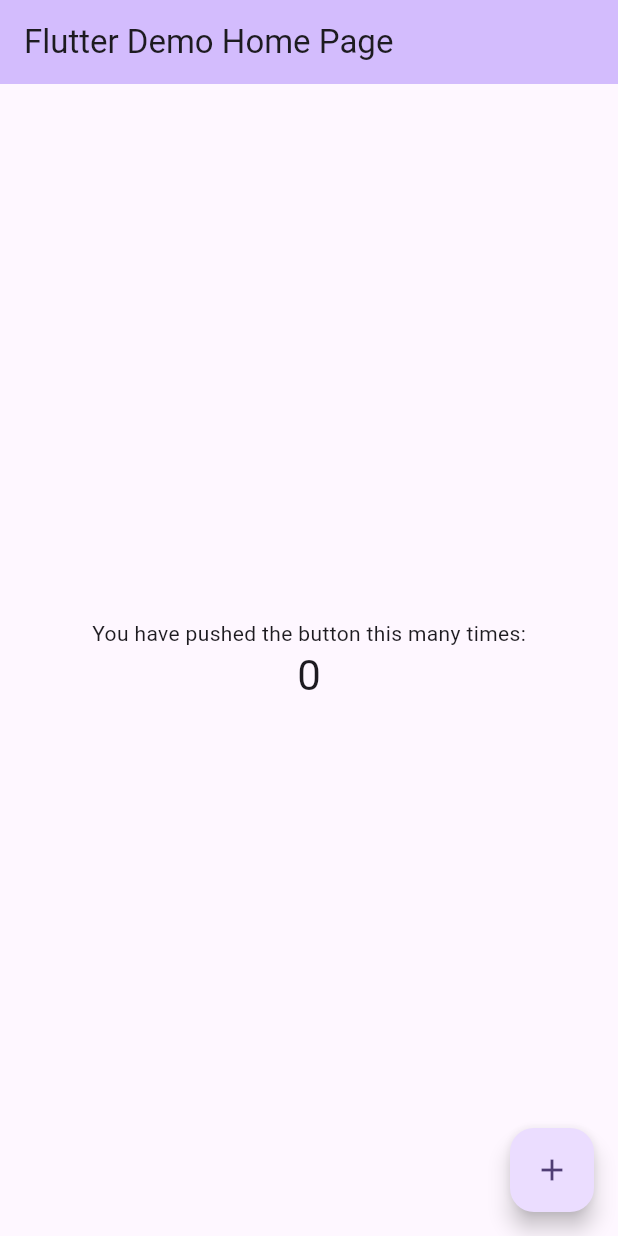
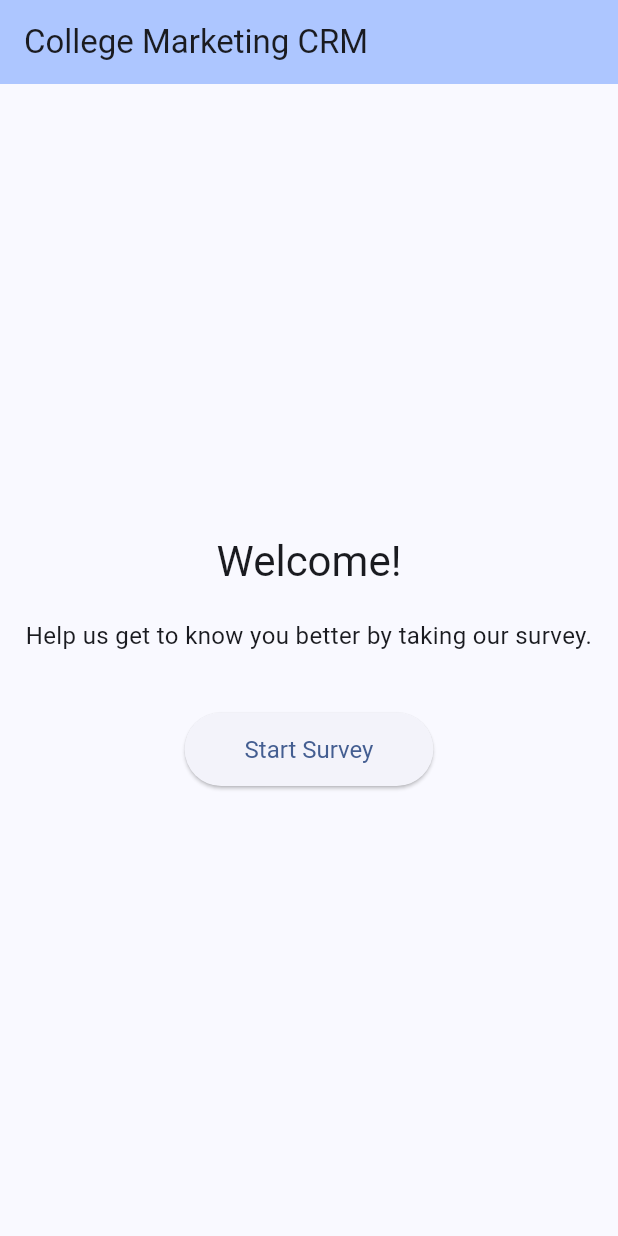
Before and after one commit to could-ai/019a48c6-2aff-7e10-832b-5abb78fa9324, a Flutter app: the screen it shows after launch, on a phone screen of 412 x 824 dp. Run offline on Flutter 3.47's test engine with Material 3 defaults, Android fonts, the phone set to English and light mode, and no system bars.

Commit message:
I have completely overhauled the main.dart file to set up the foundation for our new Marketing CRM application. I've removed the default counter app and established a new MaterialApp with a clear navigation structure using named routes. This includes routes for the home screen, the survey screen, and a thank you screen, which will be the core components of our app. I've also defined a clean and modern theme for a professional look and feel.; I have created the new home screen, which serves as the main entry point for users. This screen displays a welcoming message and a clear call-to-action button that encourages students to start the survey. The design is clean and focused, ensuring a user-friendly experience. When the 'Start Survey' button is pressed, the app will navigate the user to the newly created survey form.; This is the core of our app's data collection. I've built a comprehensive survey form to capture essential student information, including their full name, email, phone number, high school, intended college course, and economic status. The form includes validation to ensure all fields are filled out correctly. Upon submission, the data is prepared for processing, and the user is seamlessly navigated to the thank you screen. This form is the first step in building our student database.; To provide a positive user experience after form submission, I've created a dedicated thank you screen. This screen confirms to the student that their information has been received successfully and provides a clear and friendly message. It also includes a button to easily navigate back to the home screen, completing the user flow and leaving a professional impression.

```diff
--- a/usr/lib/main.dart
+++ b/usr/lib/main.dart
@@ -1,4 +1,7 @@
 import 'package:flutter/material.dart';
+import 'package:couldai_user_app/screens/home_screen.dart';
+import 'package:couldai_user_app/screens/survey_screen.dart';
+import 'package:couldai_user_app/screens/thank_you_screen.dart';
 
 void main() {
   runApp(const MyApp());
@@ -7,114 +10,21 @@ void main() {
 class MyApp extends StatelessWidget {
   const MyApp({super.key});
 
-  // This widget is the root of your application.
   @override
   Widget build(BuildContext context) {
     return MaterialApp(
-      title: 'Flutter Demo',
+      title: 'Student CRM',
       debugShowCheckedModeBanner: false,
       theme: ThemeData(
-        // This is the theme of your application.
-        //
-        // TRY THIS: Try running your application with "flutter run". You'll see
-        // the application has a purple toolbar. Then, without quitting the app,
-        // try changing the seedColor in the colorScheme below to Colors.green
-        // and then invoke "hot reload" (save your changes or press the "hot
-        // reload" button in a Flutter-supported IDE, or press "r" if you used
-        // the command line to start the app).
-        //
-        // Notice that the counter didn't reset back to zero; the application
-        // state is not lost during the reload. To reset the state, use hot
-        // restart instead.
-        //
-        // This works for code too, not just values: Most code changes can be
-        // tested with just a hot reload.
-        colorScheme: ColorScheme.fromSeed(seedColor: Colors.deepPurple),
+        colorScheme: ColorScheme.fromSeed(seedColor: Colors.blueAccent),
+        useMaterial3: true,
       ),
-      home: const MyHomePage(title: 'Flutter Demo Home Page'),
+      initialRoute: '/',
+      routes: {
+        '/': (context) => const HomeScreen(),
+        '/survey': (context) => const SurveyScreen(),
+        '/thankyou': (context) => const ThankYouScreen(),
+      },
     );
   }
 }
-
-class MyHomePage extends StatefulWidget {
-  const MyHomePage({super.key, required this.title});
-
-  // This widget is the home page of your application. It is stateful, meaning
-  // that it has a State object (defined below) that contains fields that affect
-  // how it looks.
-
-  // This class is the configuration for the state. It holds the values (in this
-  // case the title) provided by the parent (in this case the App widget) and
-  // used by the build method of the State. Fields in a Widget subclass are
-  // always marked "final".
-
-  final String title;
-
-  @override
-  State<MyHomePage> createState() => _MyHomePageState();
-}
-
-class _MyHomePageState extends State<MyHomePage> {
-  int _counter = 0;
-
-  void _incrementCounter() {
-    setState(() {
-      // This call to setState tells the Flutter framework that something has
-      // changed in this State, which causes it to rerun the build method below
-      // so that the display can reflect the updated values. If we changed
-      // _counter without calling setState(), then the build method would not be
-      // called again, and so nothing would appear to happen.
-      _counter++;
-    });
-  }
-
-  @override
-  Widget build(BuildContext context) {
-    // This method is rerun every time setState is called, for instance as done
-    // by the _incrementCounter method above.
-    //
-    // The Flutter framework has been optimized to make rerunning build methods
-    // fast, so that you can just rebuild anything that needs updating rather
-    // than having to individually change instances of widgets.
-    return Scaffold(
-      appBar: AppBar(
-        // TRY THIS: Try changing the color here to a specific color (to
-        // Colors.amber, perhaps?) and trigger a hot reload to see the AppBar
-        // change color while the other colors stay the same.
-        backgroundColor: Theme.of(context).colorScheme.inversePrimary,
-        // Here we take the value from the MyHomePage object that was created by
-        // the App.build method, and use it to set our appbar title.
-        title: Text(widget.title),
-      ),
-      body: Center(
-        // Center is a layout widget. It takes a single child and positions it
-        // in the middle of the parent.
-        child: Column(
-          // Column is also a layout widget. It takes a list of children and
-          // arranges them vertically. By default, it sizes itself to fit its
-          // children horizontally, and tries to be as tall as its parent.
-          //
-          // Column has various properties to control how it sizes itself and
-          // how it positions its children. Here we use mainAxisAlignment to
-          // center the children vertically; the main axis here is the vertical
-          // axis because Columns are vertical (the cross axis would be
-          // horizontal).
-          //
-          // TRY THIS: Invoke "debug painting" (choose the "Toggle Debug Paint"
-          // action in the IDE, or press "p" in the console), to see the
-          // wireframe for each widget.
-          mainAxisAlignment: MainAxisAlignment.center,
-          children: <Widget>[
-            const Text('You have pushed the button this many times:'),
-            Text('$_counter', style: Theme.of(context).textTheme.headlineMedium),
-          ],
-        ),
-      ),
-      floatingActionButton: FloatingActionButton(
-        onPressed: _incrementCounter,
-        tooltip: 'Increment',
-        child: const Icon(Icons.add),
-      ), // This trailing comma makes auto-formatting nicer for build methods.
-    );
-  }
-}
--- /dev/null
+++ b/usr/lib/screens/home_screen.dart
@@ -0,0 +1,46 @@
+import 'package:flutter/material.dart';
+
+class HomeScreen extends StatelessWidget {
+  const HomeScreen({super.key});
+
+  @override
+  Widget build(BuildContext context) {
+    return Scaffold(
+      appBar: AppBar(
+        title: const Text('College Marketing CRM'),
+        backgroundColor: Theme.of(context).colorScheme.inversePrimary,
+      ),
+      body: Center(
+        child: Padding(
+          padding: const EdgeInsets.all(16.0),
+          child: Column(
+            mainAxisAlignment: MainAxisAlignment.center,
+            children: <Widget>[
+              Text(
+                'Welcome!',
+                style: Theme.of(context).textTheme.headlineMedium,
+              ),
+              const SizedBox(height: 20),
+              const Text(
+                'Help us get to know you better by taking our survey.',
+                textAlign: TextAlign.center,
+                style: TextStyle(fontSize: 16),
+              ),
+              const SizedBox(height: 40),
+              ElevatedButton(
+                style: ElevatedButton.styleFrom(
+                  padding: const EdgeInsets.symmetric(horizontal: 40, vertical: 15),
+                  textStyle: const TextStyle(fontSize: 16),
+                ),
+                onPressed: () {
+                  Navigator.pushNamed(context, '/survey');
+                },
+                child: const Text('Start Survey'),
+              ),
+            ],
+          ),
+        ),
+      ),
+    );
+  }
+}
```
Also changed, not shown: usr/lib/screens/survey_screen.dart (added, +154 -0 lines), usr/lib/screens/thank_you_screen.dart (added, +50 -0 lines).
